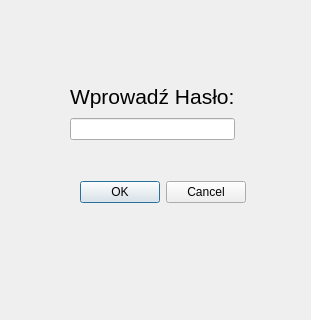
This is deleteaccount.ui in CzarnyEryk/WarsztatProgram as Qt 5 draws it before an edit. The edited form follows.
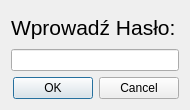
This is the edited form. Icons and pictures are not drawn.

```diff
--- a/deleteaccount.ui
+++ b/deleteaccount.ui
@@ -6,40 +6,30 @@
    <rect>
     <x>0</x>
     <y>0</y>
-    <width>311</width>
-    <height>320</height>
+    <width>190</width>
+    <height>110</height>
    </rect>
   </property>
+  <property name="minimumSize">
+   <size>
+    <width>190</width>
+    <height>110</height>
+   </size>
+  </property>
+  <property name="maximumSize">
+   <size>
+    <width>190</width>
+    <height>110</height>
+   </size>
+  </property>
   <property name="windowTitle">
    <string>Usuwanie Konta</string>
   </property>
-  <widget class="QDialogButtonBox" name="buttonBox">
-   <property name="geometry">
-    <rect>
-     <x>80</x>
-     <y>180</y>
-     <width>166</width>
-     <height>24</height>
-    </rect>
-   </property>
-   <property name="orientation">
-    <enum>Qt::Orientation::Horizontal</enum>
-   </property>
-   <property name="standardButtons">
-    <set>QDialogButtonBox::StandardButton::Cancel|QDialogButtonBox::StandardButton::Ok</set>
-   </property>
-  </widget>
-  <widget class="QWidget" name="layoutWidget">
-   <property name="geometry">
-    <rect>
-     <x>70</x>
-     <y>80</y>
-     <width>165</width>
-     <height>60</height>
-    </rect>
-   </property>
-   <layout class="QVBoxLayout" name="verticalLayout">
-    <item>
+  <property name="windowIcon">
+   <iconset theme="QIcon::ThemeIcon::EditDelete"/>
+  </property>
+  <layout class="QGridLayout" name="gridLayout">
+   <item row="2" column="0">
      <widget class="QLabel" name="label">
       <property name="font">
        <font>
@@ -51,18 +41,30 @@
       </property>
      </widget>
     </item>
-    <item>
+   <item row="3" column="0">
      <widget class="QLineEdit" name="password_input">
       <property name="inputMask">
        <string/>
       </property>
+     <property name="echoMode">
+      <enum>QLineEdit::EchoMode::Password</enum>
+     </property>
       <property name="cursorPosition">
        <number>0</number>
       </property>
      </widget>
     </item>
-   </layout>
-  </widget>
+   <item row="4" column="0" alignment="">
+    <widget class="QDialogButtonBox" name="buttonBox">
+     <property name="orientation">
+      <enum>Qt::Orientation::Horizontal</enum>
+     </property>
+     <property name="standardButtons">
+      <set>QDialogButtonBox::StandardButton::Cancel|QDialogButtonBox::StandardButton::Ok</set>
+     </property>
+    </widget>
+   </item>
+  </layout>
  </widget>
  <resources/>
  <connections>
```
Left out of the diff: 2 changed lines with no effect on the pictures. Lines whose indentation alone changed are shown as unchanged.
